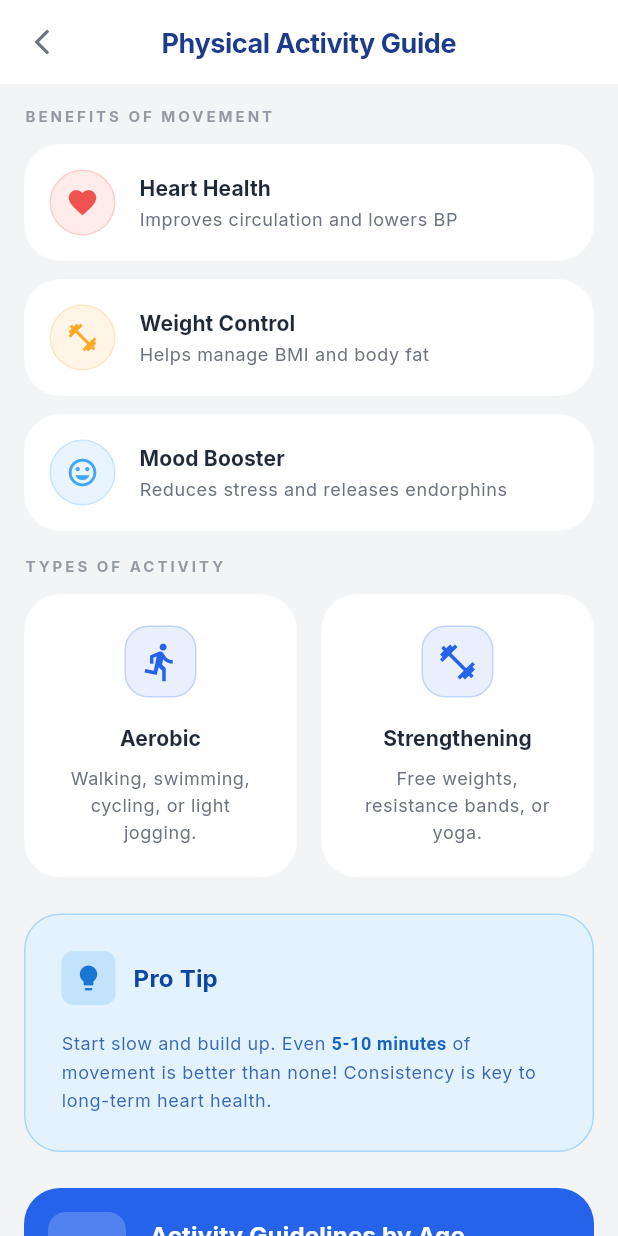
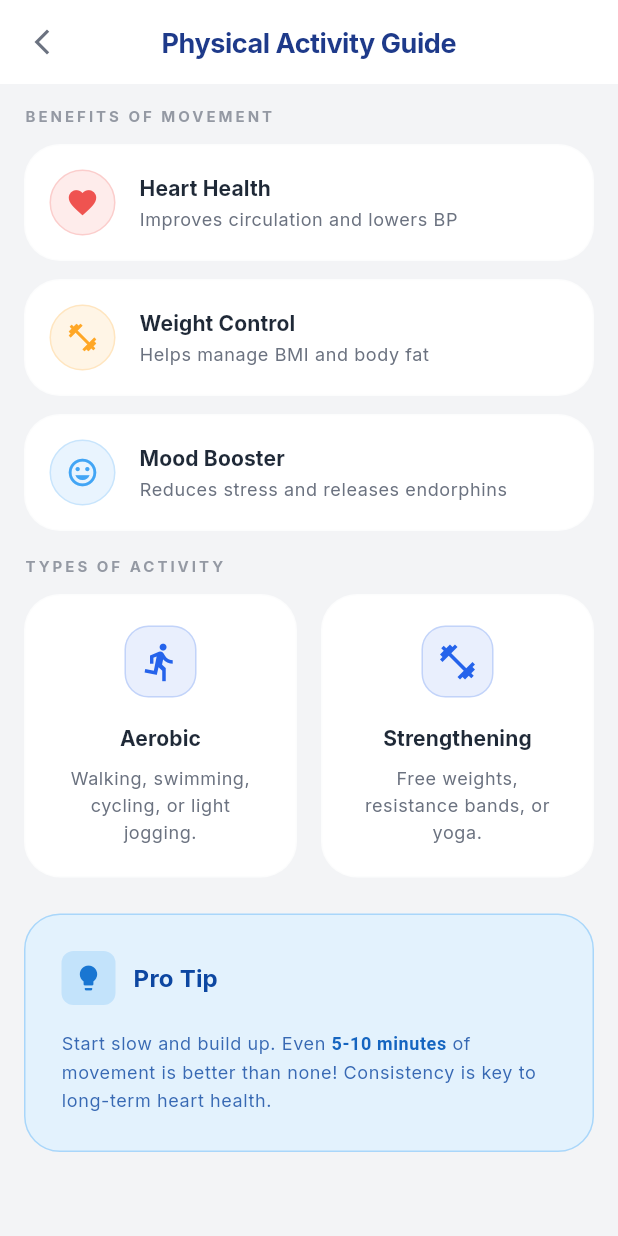
Before and after one commit to Siarc/bmi, a Flutter app: the IncreasePhysicalActivityPage screen opened by its route, scrolled down 482 dp, on a phone screen of 412 x 824 dp. Run offline on Flutter 3.47's test engine with Material 3 defaults, Android fonts, the light colour scheme and no system bars; our stand-ins replace equatable, flutter_bloc, go_router, google_fonts; network calls fail.

Commit message:
feat: Refactor physical activity guide and guidelines navigation
This commit enhances the user interface and navigation flow between the physical activity resource pages. The CDC guidelines summary card is now interactive, serving as a primary entry point to the detailed activity guidelines, while redundant navigation elements and unused buttons have been removed.

### Specific changes:

- **`increase_physical_activity_page.dart`:**
    - Wrapped the "CDC Guidelines" card in a `GestureDetector` to navigate to the `activityGuidelinesPath` on tap.
    - Added a `chevron_right` icon to the guideline card header to provide a visual cue for interactivity.
    - Removed the redundant `_PlainLinkCard` (Activity Guidelines by Age) from the bottom of the page to consolidate navigation.

- **`activity_guidelines_page.dart`:**
    - Removed the unused "Log Today's Activity" `ElevatedButton`.
    - Refactored the bottom layout to simplify the display of the CDC source citation.

```diff
--- a/lib/features/resources/view/activity_guidelines_page.dart
+++ b/lib/features/resources/view/activity_guidelines_page.dart
@@ -144,31 +144,8 @@ class ActivityGuidelinesPage extends StatelessWidget {
               ),
             ),
             Padding(
-              padding: const EdgeInsets.all(AppTheme.spacingLg),
-              child: Column(
-                children: [
-                  SizedBox(
-                    width: double.infinity,
-                    child: ElevatedButton.icon(
-                      onPressed: () {},
-                      icon: const Icon(Icons.add_circle, color: Colors.white),
-                      label: const Text(
-                        "Log Today's Activity",
-                        style: TextStyle(
-                            color: Colors.white, fontWeight: FontWeight.bold),
-                      ),
-                      style: ElevatedButton.styleFrom(
-                        backgroundColor: colorScheme.primary,
-                        padding: const EdgeInsets.symmetric(vertical: 16),
-                        shape: RoundedRectangleBorder(
-                          borderRadius:
-                              BorderRadius.circular(AppTheme.radiusXl),
-                        ),
-                      ),
-                    ),
-                  ),
-                  const SizedBox(height: 24),
-                  Text(
+              padding: const EdgeInsets.symmetric(horizontal: AppTheme.spacingLg, vertical: 24),
+              child: Text(
                 'SOURCE: CENTERS FOR DISEASE CONTROL AND PREVENTION (CDC)',
                 style: theme.textTheme.labelSmall?.copyWith(
                   color: colorScheme.onSurfaceVariant.withValues(alpha: 0.7),
@@ -177,8 +154,6 @@ class ActivityGuidelinesPage extends StatelessWidget {
                   fontSize: 10,
                 ),
                 textAlign: TextAlign.center,
-                  ),
-                ],
               ),
             ),
           ],
--- a/lib/features/resources/view/increase_physical_activity_page.dart
+++ b/lib/features/resources/view/increase_physical_activity_page.dart
@@ -124,7 +124,9 @@ class IncreasePhysicalActivityPage extends StatelessWidget {
                 children: [
                   _SectionHeader(title: 'Getting Started'),
                   const SizedBox(height: AppTheme.spacingMd),
-                  Container(
+                  GestureDetector(
+                    onTap: () => context.push(AppRouter.activityGuidelinesPath),
+                    child: Container(
                       padding: const EdgeInsets.all(AppTheme.spacingXl),
                       decoration: _cardDecoration(isDark, colorScheme),
                       child: Row(
@@ -135,9 +137,11 @@ class IncreasePhysicalActivityPage extends StatelessWidget {
                             height: 48,
                             decoration: BoxDecoration(
                               color: colorScheme.primary.withValues(alpha: 0.1),
-                            borderRadius: BorderRadius.circular(AppTheme.radiusLg),
+                              borderRadius:
+                                  BorderRadius.circular(AppTheme.radiusLg),
                               border: Border.all(
-                              color: colorScheme.primary.withValues(alpha: 0.2),
+                                color:
+                                    colorScheme.primary.withValues(alpha: 0.2),
                               ),
                             ),
                             child: Icon(Icons.verified_user,
@@ -148,11 +152,24 @@ class IncreasePhysicalActivityPage extends StatelessWidget {
                             child: Column(
                               crossAxisAlignment: CrossAxisAlignment.start,
                               children: [
+                                Row(
+                                  mainAxisAlignment:
+                                      MainAxisAlignment.spaceBetween,
+                                  children: [
                                     Text(
                                       'CDC Guidelines',
-                                style: theme.textTheme.titleMedium?.copyWith(
+                                      style:
+                                          theme.textTheme.titleMedium?.copyWith(
                                         fontWeight: FontWeight.bold,
                                       ),
+                                    ),
+                                    Icon(
+                                      Icons.chevron_right,
+                                      size: 20,
+                                      color: colorScheme.onSurfaceVariant
+                                          .withValues(alpha: 0.5),
+                                    ),
+                                  ],
                                 ),
                                 const SizedBox(height: 4),
                                 Text(
@@ -165,17 +182,20 @@ class IncreasePhysicalActivityPage extends StatelessWidget {
                                 const SizedBox(height: AppTheme.spacingLg),
                                 _GuidelineItem(
                                   highlightText: '150 minutes',
-                                text: ' of moderate-intensity aerobic activity per week.',
+                                  text:
+                                      ' of moderate-intensity aerobic activity per week.',
                                 ),
                                 const SizedBox(height: AppTheme.spacingMd),
                                 _GuidelineItem(
                                   highlightText: '2 days',
-                                text: ' of muscle-strengthening activity per week.',
+                                  text:
+                                      ' of muscle-strengthening activity per week.',
                                 ),
                               ],
                             ),
                           ),
                         ],
+                      ),
                     ),
                   ),
                 ],
@@ -324,17 +344,7 @@ class IncreasePhysicalActivityPage extends StatelessWidget {
               ),
             ),
 
-            // ── Guidelines Link ──
-            Padding(
-              padding: const EdgeInsets.symmetric(
-                  horizontal: AppTheme.spacingLg, vertical: 8),
-              child: _PlainLinkCard(
-                onTap: () => context.push(AppRouter.activityGuidelinesPath),
-                title: 'Activity Guidelines by Age',
-                subtitle: 'CDC recommendations for all ages',
-                icon: Icons.straighten,
-              ),
-            ),
+            const SizedBox(height: 8),
           ],
         ),
       ),
@@ -570,70 +580,3 @@ class _ActivityTypeItem extends StatelessWidget {
     );
   }
 }
-
-class _PlainLinkCard extends StatelessWidget {
-  final VoidCallback onTap;
-  final String title;
-  final String subtitle;
-  final IconData icon;
-
-  const _PlainLinkCard({
-    required this.onTap,
-    required this.title,
-    required this.subtitle,
-    required this.icon,
-  });
-
-  @override
-  Widget build(BuildContext context) {
-    final theme = Theme.of(context);
-    final colorScheme = theme.colorScheme;
-
-    return GestureDetector(
-      onTap: onTap,
-      child: Container(
-        padding: const EdgeInsets.all(AppTheme.spacingLg),
-        decoration: BoxDecoration(
-          color: colorScheme.primary,
-          borderRadius: BorderRadius.circular(AppTheme.radiusXl),
-        ),
-        child: Row(
-          children: [
-            Container(
-              padding: const EdgeInsets.all(12),
-              decoration: BoxDecoration(
-                color: Colors.white.withValues(alpha: 0.2),
-                borderRadius: BorderRadius.circular(12),
-              ),
-              child: Icon(icon, color: Colors.white, size: 28),
-            ),
-            const SizedBox(width: AppTheme.spacingLg),
-            Expanded(
-              child: Column(
-                crossAxisAlignment: CrossAxisAlignment.start,
-                children: [
-                  Text(
-                    title,
-                    style: theme.textTheme.titleMedium?.copyWith(
-                      color: Colors.white,
-                      fontWeight: FontWeight.bold,
-                    ),
-                  ),
-                  const SizedBox(height: 4),
-                  Text(
-                    subtitle,
-                    style: theme.textTheme.bodySmall?.copyWith(
-                      color: Colors.white.withValues(alpha: 0.8),
-                    ),
-                  ),
-                ],
-              ),
-            ),
-            const Icon(Icons.arrow_forward_ios,
-                color: Colors.white, size: 20),
-          ],
-        ),
-      ),
-    );
-  }
-}
```
Lines whose indentation alone changed are shown as unchanged.
